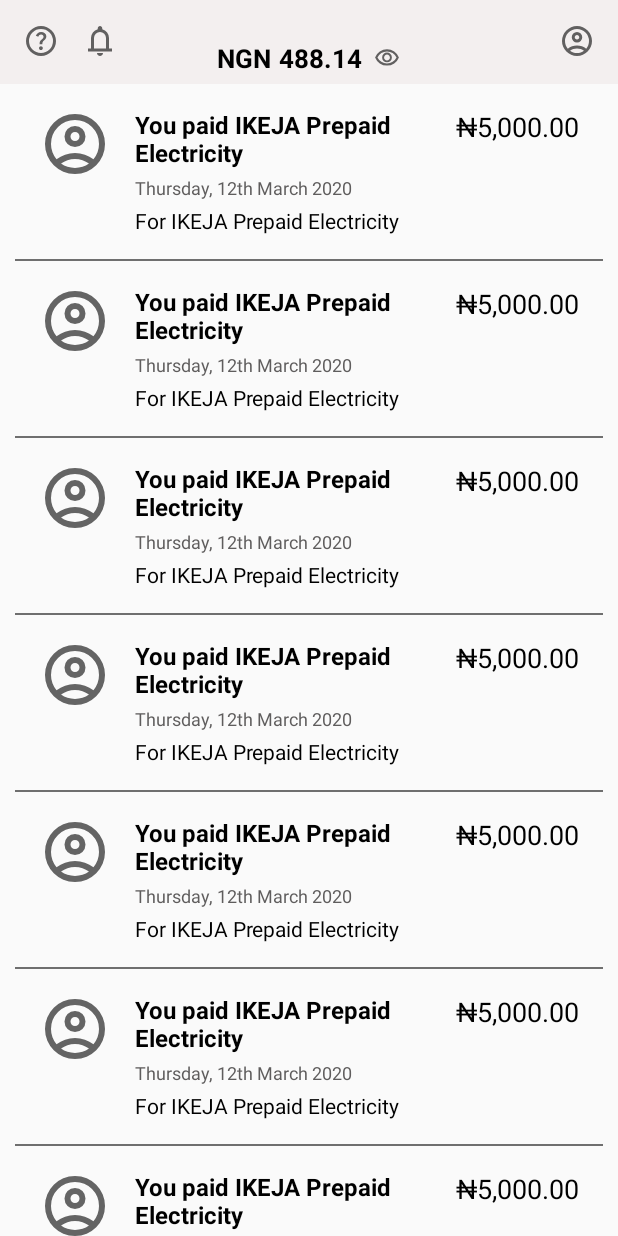
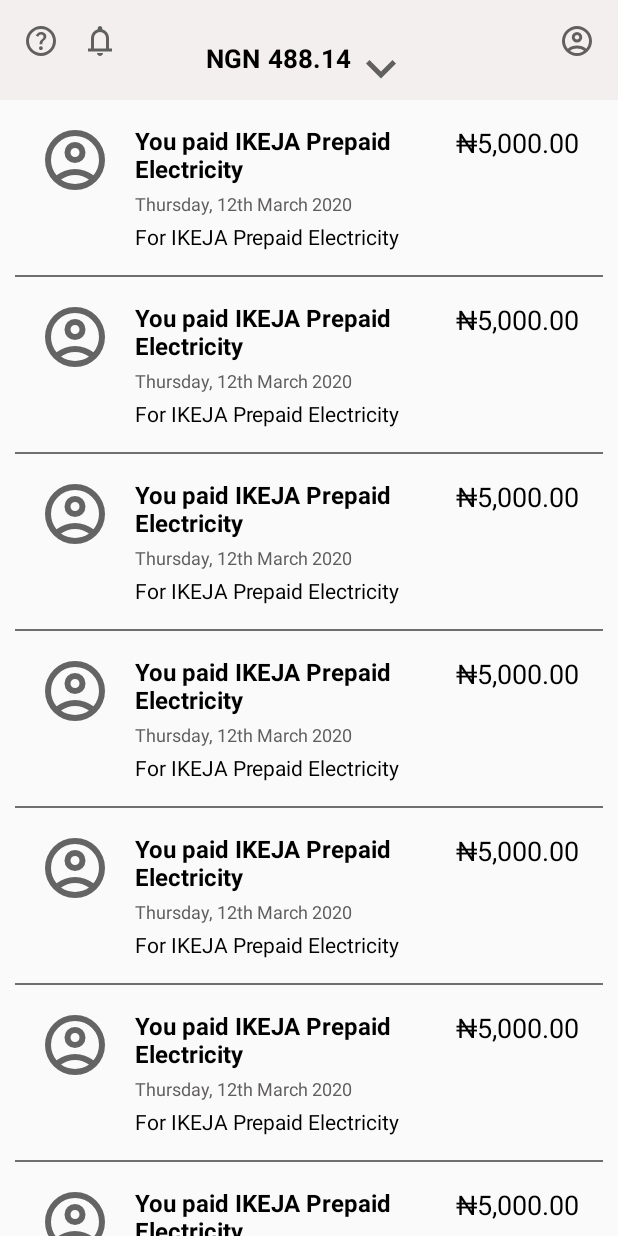
Before and after one commit to adeleyeayodeji/chipper-cash-android-clone, an Android app: the screen it shows after launch (MainActivity), on a phone screen of 412 x 824 dp. Run offline under Robolectric (Android 15) with nearby library versions, the phone set to English and light mode, and no system bars.

Commit message:
Added an update

```diff
--- a/app/src/main/java/com/biggidroid/opaykotlin/MainActivity.kt
+++ b/app/src/main/java/com/biggidroid/opaykotlin/MainActivity.kt
@@ -34,6 +34,7 @@ class MainActivity : AppCompatActivity(), NestedScrollView.OnScrollChangeListene
     private lateinit var transactionRecyclerView: RecyclerView
     private lateinit var home_nested_scroll_view: NestedScrollView
     private lateinit var balance_view_header_logic: RelativeLayout
+    private lateinit var currency_selector_header_top: ImageView
 
     override fun onCreate(savedInstanceState: Bundle?) {
         super.onCreate(savedInstanceState)
@@ -195,6 +196,25 @@ class MainActivity : AppCompatActivity(), NestedScrollView.OnScrollChangeListene
         transactionRecyclerView = findViewById(R.id.transactionRecyclerView)
         home_nested_scroll_view = findViewById(R.id.home_nested_scroll_view)
         balance_view_header_logic = findViewById(R.id.balance_view_header_logic)
+        currency_selector_header_top = findViewById(R.id.currency_selector_header_top)
+
+        //move balance_view_header_logic to top
+        val params = RelativeLayout.LayoutParams(
+            RelativeLayout.LayoutParams.MATCH_PARENT,
+            RelativeLayout.LayoutParams.WRAP_CONTENT
+        )
+
+        //set top
+        params.setMargins(0, 0, 0, 0)
+        //padding
+        balance_view_header_logic.setPadding(0, 130, 0, 0)
+        balance_view_header_logic.layoutParams = params
+
+        //set image height and width currency_selector_header_top
+        val layoutParams = currency_selector_header_top.layoutParams
+        layoutParams.width = 0
+        layoutParams.height = 0
+        currency_selector_header_top.layoutParams = layoutParams
     }
 
     //set on click listener
@@ -266,34 +286,51 @@ class MainActivity : AppCompatActivity(), NestedScrollView.OnScrollChangeListene
         oldScrollX: Int,
         oldScrollY: Int
     ) {
-        if(scrollY > 105){
         //visibility visible
-            balance_view_header_logic.visibility = RelativeLayout.VISIBLE
         //set opacity from 0.0f to 0.1f till 1.0f
-            val opacity = scrollY.toFloat() / 500 // 0.0f to 1.0f
-            Log.d("TAG_DATA", "onScrollopacity: $opacity")
+        val opacity = scrollY.toFloat() / 300 // 0.0f to 1.0f
+//            Log.d("TAG_DATA", "onScrollopacity: $opacity")
         balance_view_header_logic.alpha = opacity
         //move balance_view_header_logic to top
         val params = RelativeLayout.LayoutParams(
             RelativeLayout.LayoutParams.MATCH_PARENT,
             RelativeLayout.LayoutParams.WRAP_CONTENT
         )
+        //set padding max 50 from 130
+        var paddingDynamic = 130 - scrollY / 2
+
+        if (scrollY >= 176) {
+            paddingDynamic = 40
+        }
+
+//        Log.d("TAG_DATA", "onScrollpaddingDynamic: $paddingDynamic")
 
         //set top
         params.setMargins(0, 0, 0, 0)
         //padding
-            balance_view_header_logic.setPadding(0, 40, 0, 0)
+        balance_view_header_logic.setPadding(0, paddingDynamic, 0, 0)
         balance_view_header_logic.layoutParams = params
 
-        }else{
-            //set opacity from 1.0 to 0.0f
-            balance_view_header_logic.alpha =  1.0f - scrollY.toFloat() / 500
-            //visibility gone
-            balance_view_header_logic.visibility = RelativeLayout.GONE
+        //currency_selector_header_top
+        val params2 = RelativeLayout.LayoutParams(
+            RelativeLayout.LayoutParams.WRAP_CONTENT,
+            RelativeLayout.LayoutParams.WRAP_CONTENT
+        )
 
+        //width and height for currency_selector_header_top
+        var width = scrollY / 2
 
+        //check if width is greater than 24
+        if (width >= 60) {
+            width = 60
         }
-        //set margin top for balance_view_header_logic
-        Log.d("TAG_DATA", "onScrollChange: $scrollY")
+
+        //set image height and width currency_selector_header_top
+        val layoutParams = currency_selector_header_top.layoutParams
+        layoutParams.width = width
+        layoutParams.height = width
+        currency_selector_header_top.layoutParams = layoutParams
+
+//        Log.d("TAG_DATA", "onScrollChange: $scrollY")
     }
 }
--- a/app/src/main/res/drawable/keyboard_arrow_down.xml
+++ b/app/src/main/res/drawable/keyboard_arrow_down.xml
@@ -1,6 +1,6 @@
 <vector xmlns:android="http://schemas.android.com/apk/res/android"
-    android:width="24dp"
-    android:height="24dp"
+    android:width="44dp"
+    android:height="44dp"
     android:viewportWidth="960"
     android:viewportHeight="960"
     android:tint="?attr/colorControlNormal">
--- a/app/src/main/res/layout/header_center_balanceview.xml
+++ b/app/src/main/res/layout/header_center_balanceview.xml
@@ -22,12 +22,12 @@
         android:text="488.14" />
 
     <ImageView
-        android:id="@+id/visibility_on_iconHeaderTop"
+        android:id="@+id/currency_selector_header_top"
         android:clickable="true"
         android:hapticFeedbackEnabled="true"
-        android:layout_width="17dp"
-        android:layout_height="17dp"
-        android:layout_marginLeft="8dp"
-        android:layout_marginTop="3dp"
-        android:src="@drawable/visibility_on" />
+        android:layout_width="24dp"
+        android:layout_height="24dp"
+        android:layout_marginLeft="0dp"
+        android:layout_marginTop="0dp"
+        android:src="@drawable/keyboard_arrow_down" />
 </androidx.appcompat.widget.LinearLayoutCompat>
--- a/app/src/main/res/layout/home_header.xml
+++ b/app/src/main/res/layout/home_header.xml
@@ -2,6 +2,7 @@
 <androidx.constraintlayout.widget.ConstraintLayout xmlns:android="http://schemas.android.com/apk/res/android"
     xmlns:app="http://schemas.android.com/apk/res-auto"
     android:id="@+id/home_header_contraint_layout"
+    android:background="#F3EFEF"
     android:layout_width="match_parent"
     android:layout_height="match_parent">
 
@@ -52,9 +53,10 @@
     <RelativeLayout
         android:id="@+id/balance_view_header_logic"
         android:layout_width="match_parent"
+        android:layout_height="wrap_content"
         android:gravity="center"
-        android:layout_height="wrap_content"
         android:visibility="visible"
+        android:alpha="0"
         app:layout_constraintEnd_toEndOf="parent"
         app:layout_constraintStart_toStartOf="parent"
         app:layout_constraintTop_toBottomOf="@+id/header"
```
Lines whose indentation alone changed are shown as unchanged.
